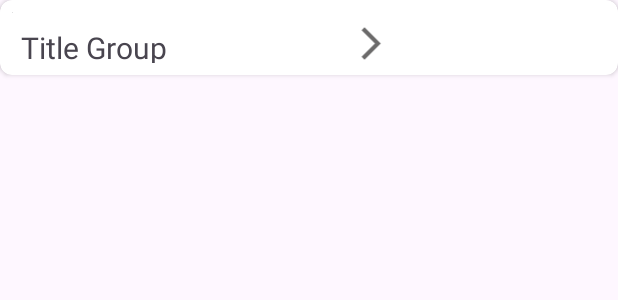
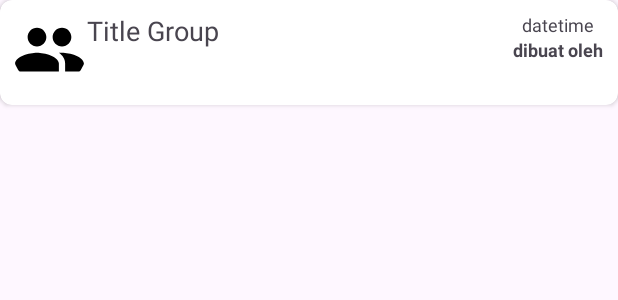
Before and after one commit to hendrimardani/data_science_stunting_deployment_android, an Android app: the layout item_group_chat_list_adapter.xml on its own in the app's theme, with its tools: preview values and no code run, on a phone screen of 412 x 824 dp. Shown: the top 300 px of the screen. Run offline under Robolectric (Android 15) with nearby library versions, the phone set to English and light mode, and no system bars; network calls fail.

```diff
--- a/app/src/main/java/com/example/stunting/adapter/GroupChatListAdapter.kt
+++ b/app/src/main/java/com/example/stunting/adapter/GroupChatListAdapter.kt
@@ -16,6 +16,11 @@ class GroupChatListAdapter: ListAdapter<DataUserGroupByUserIdItem, GroupChatList
     class MyViewHolder(private val binding: ItemGroupChatListAdapterBinding) : RecyclerView.ViewHolder(binding.root) {
         fun bind(item: DataUserGroupByUserIdItem) {
             binding.tvTitleGroup.text = item.groups?.namaGroup
+            // Format 2025-04-05T12:41:07
+            val dateTime = item.groups?.createdAt
+            binding.tvDateTime.text = dateTime?.substringBefore("T")
+
+            binding.tvCreatedBy.text = item.createdBy
 //            Glide.with(itemView.context)
 //                .load(item.mediaCover)
 //                .into(binding.ivFinished)
--- a/app/src/main/java/com/example/stunting/datastore/chatting/ChattingRepository.kt
+++ b/app/src/main/java/com/example/stunting/datastore/chatting/ChattingRepository.kt
@@ -13,7 +13,6 @@ import com.example.stunting.database.with_api.request_json.RegisterRequestJSON
 import com.example.stunting.database.with_api.request_json.UpdateUserProfileByIdRequestJSON
 import com.example.stunting.database.with_api.response.GetAllUserProfilesGroupsResponse
 import com.example.stunting.database.with_api.response.GetAllUsersResponse
-import com.example.stunting.database.with_api.response.UserProfile
 import com.example.stunting.database.with_api.retrofit.ApiService
 import com.example.stunting.database.with_api.user_group.GroupWithUserProfiles
 import com.example.stunting.database.with_api.user_group.UserGroupEntity
--- a/app/src/main/res/drawable/ic_arrow_forward_ios_24.xml
+++ /dev/null
@@ -1,5 +0,0 @@
-<vector xmlns:android="http://schemas.android.com/apk/res/android" android:autoMirrored="true" android:height="36dp" android:tint="@color/gray" android:viewportHeight="24" android:viewportWidth="24" android:width="36dp">
-
-    <path android:fillColor="@android:color/white" android:pathData="M6.23,20.23l1.77,1.77l10,-10l-10,-10l-1.77,1.77l8.23,8.23z"/>
-
-</vector>
--- /dev/null
+++ b/app/src/main/res/drawable/ic_group_50.xml
@@ -0,0 +1,5 @@
+<vector xmlns:android="http://schemas.android.com/apk/res/android" android:height="50dp" android:tint="@color/black" android:viewportHeight="24" android:viewportWidth="24" android:width="50dp">
+
+    <path android:fillColor="@android:color/white" android:pathData="M16,11c1.66,0 2.99,-1.34 2.99,-3S17.66,5 16,5c-1.66,0 -3,1.34 -3,3s1.34,3 3,3zM8,11c1.66,0 2.99,-1.34 2.99,-3S9.66,5 8,5C6.34,5 5,6.34 5,8s1.34,3 3,3zM8,13c-2.33,0 -7,1.17 -7,3.5L1,19h14v-2.5c0,-2.33 -4.67,-3.5 -7,-3.5zM16,13c-0.29,0 -0.62,0.02 -0.97,0.05 1.16,0.84 1.97,1.97 1.97,3.45L17,19h6v-2.5c0,-2.33 -4.67,-3.5 -7,-3.5z"/>
+
+</vector>
--- a/app/src/main/res/layout/dialog_custom_input_fragment.xml
+++ b/app/src/main/res/layout/dialog_custom_input_fragment.xml
@@ -106,7 +106,7 @@
         app:layout_constraintStart_toStartOf="parent"
         app:layout_constraintEnd_toStartOf="@id/btn_add_group"/>
 
-    <Button
+    <com.google.android.material.button.MaterialButton
         android:id="@+id/btn_add_group"
         android:layout_width="150dp"
         android:layout_height="wrap_content"
@@ -114,7 +114,8 @@
         android:text="@string/text_add_group"
         android:paddingHorizontal="20dp"
         android:layout_marginStart="@dimen/dimen_12"
-        app:strokeColor="@color/blueSecond"
+        android:enabled="false"
+        app:strokeColor="@color/gray"
         app:icon="@drawable/ic_group_add_24"
         app:layout_constraintTop_toTopOf="@id/btn_cancel"
         app:layout_constraintBottom_toBottomOf="@id/btn_cancel"
--- a/app/src/main/res/layout/item_group_chat_list_adapter.xml
+++ b/app/src/main/res/layout/item_group_chat_list_adapter.xml
@@ -1,41 +1,59 @@
 <?xml version="1.0" encoding="utf-8"?>
 <androidx.cardview.widget.CardView xmlns:android="http://schemas.android.com/apk/res/android"
     android:layout_width="match_parent"
-    android:layout_height="50dp"
+    android:layout_height="70dp"
     xmlns:app="http://schemas.android.com/apk/res-auto"
     app:cardCornerRadius="@dimen/dimen_16"
     xmlns:tools="http://schemas.android.com/tools"
     android:elevation="5dp">
 
-    <LinearLayout
+    <androidx.constraintlayout.widget.ConstraintLayout
         android:id="@+id/cv_group_chat_list_adapter"
-        android:layout_width="wrap_content"
+        android:layout_width="match_parent"
         android:layout_height="wrap_content"
-        android:padding="@dimen/dimen_4"
-        android:orientation="horizontal">
+        android:padding="@dimen/dimen_8">
 
         <de.hdodenhof.circleimageview.CircleImageView
             android:id="@+id/civ_item_group_chat_list"
             android:layout_width="wrap_content"
             android:layout_height="wrap_content"
-            tools:src="@tools:sample/avatars"  />
+            android:src="@drawable/ic_group_50"
+            app:layout_constraintStart_toStartOf="parent"
+            app:layout_constraintTop_toTopOf="parent"
+            app:layout_constraintBottom_toBottomOf="parent" />
 
         <TextView
             android:id="@+id/tv_title_group"
-            android:layout_width="210dp"
+            android:layout_width="0dp"
             android:layout_height="wrap_content"
             tools:text="@string/text_title_group"
-            android:textSize="20sp"
-            android:layout_marginTop="10dp"
-            android:layout_marginStart="5dp" />
+            android:textSize="18sp"
+            android:layout_marginEnd="@dimen/dimen_12"
+            app:layout_constraintStart_toEndOf="@id/civ_item_group_chat_list"
+            app:layout_constraintTop_toTopOf="parent"
+            app:layout_constraintEnd_toStartOf="@id/tv_date_time" />
 
-        <ImageView
-            android:id="@+id/iv_arrow"
+        <TextView
+            android:id="@+id/tv_date_time"
             android:layout_width="wrap_content"
             android:layout_height="wrap_content"
-            android:src="@drawable/ic_arrow_forward_ios_24"
-            android:layout_marginStart="5dp"
-            android:layout_marginTop="@dimen/dimen_12"/>
+            tools:text="datetime"
+            android:textSize="12sp"
+            android:layout_marginEnd="@dimen/dimen_32"
+            app:layout_constraintStart_toEndOf="@id/tv_title_group"
+            app:layout_constraintTop_toTopOf="@id/tv_title_group"
+            app:layout_constraintEnd_toEndOf="parent"/>
 
-    </LinearLayout>
+        <TextView
+            android:id="@+id/tv_created_by"
+            android:layout_width="wrap_content"
+            android:layout_height="wrap_content"
+            tools:text="dibuat oleh"
+            android:textSize="12sp"
+            android:textStyle="bold"
+            android:layout_marginEnd="@dimen/dimen_32"
+            app:layout_constraintTop_toBottomOf="@id/tv_date_time"
+            app:layout_constraintStart_toStartOf="@id/tv_date_time"
+            app:layout_constraintEnd_toEndOf="parent" />
+    </androidx.constraintlayout.widget.ConstraintLayout>
 </androidx.cardview.widget.CardView>
```
Also changed, not shown: app/src/main/java/com/example/stunting/ui/group_chat_list/GroupChatListFragment.kt (+34 -1 lines).
